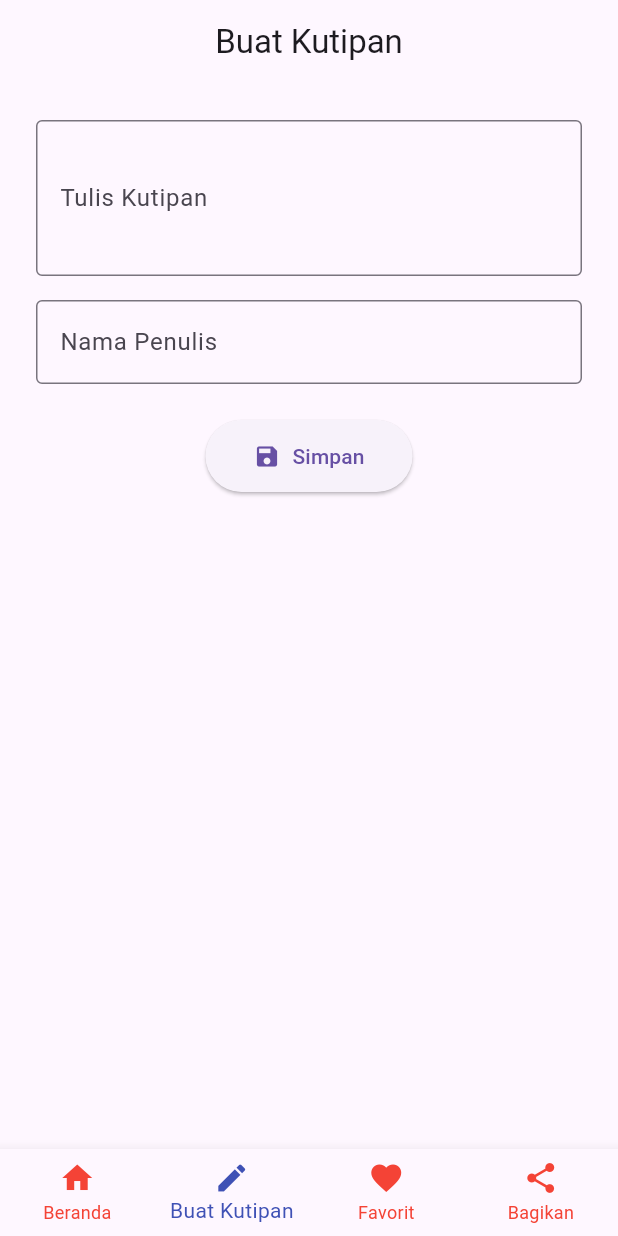
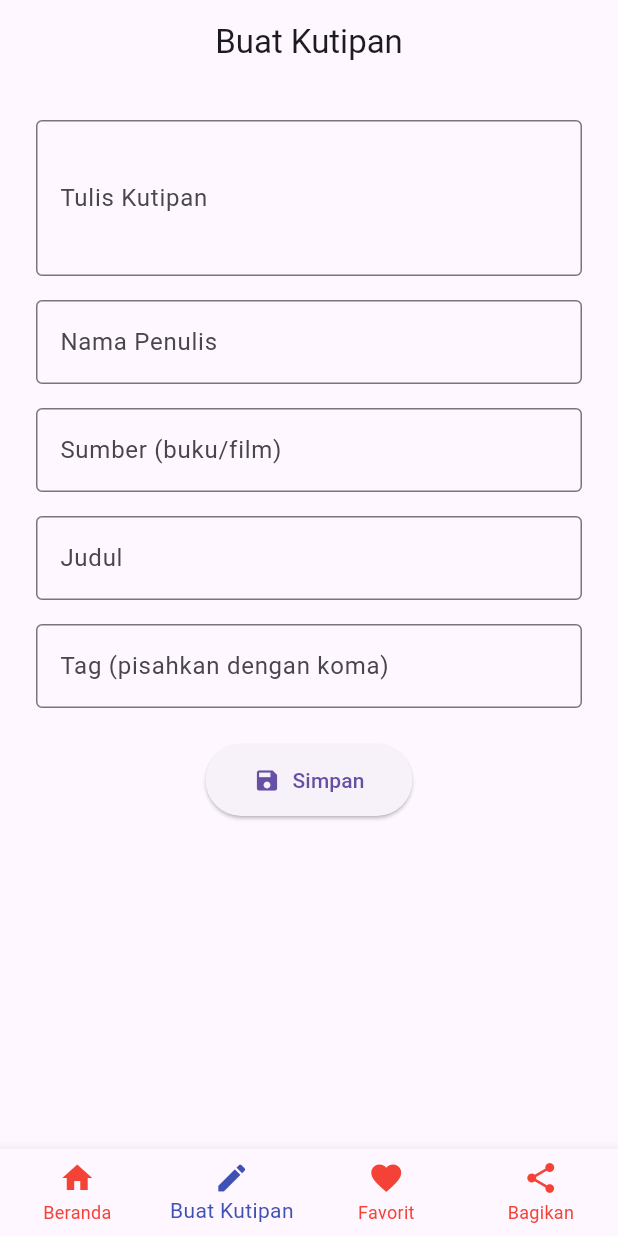
Before and after one commit to AndrewDZ23027/Quotly, a Flutter app: the screen it shows after launch, item 2 of the bottom bar chosen, after a tap on "Simpan", on a phone screen of 412 x 824 dp. Run offline on Flutter 3.47's test engine with Material 3 defaults, Android fonts, the light colour scheme and no system bars; our stand-ins replace share_plus.

Commit message:
desain baru

```diff
--- a/quotly/lib/berandapage.dart
+++ b/quotly/lib/berandapage.dart
@@ -7,54 +7,133 @@ class BerandaPage extends StatelessWidget {
   final Function(Quote) onDeleteQuote;
 
   const BerandaPage({
-    Key? key,
+    super.key,
     required this.quotes,
     required this.onToggleFavorite,
     required this.onDeleteQuote,
-  }) : super(key: key);
+  });
+
+  Color getCardColor(int index) {
+    final colors = [
+      Colors.blue.shade300,
+      Colors.orange.shade300,
+      Colors.red.shade300,
+      Colors.brown.shade300,
+    ];
+    return colors[index % colors.length];
+  }
 
   @override
   Widget build(BuildContext context) {
-    if (quotes.isEmpty) {
-      return const Center(child: Text('Belum ada kutipan.'));
-    }
-
-    return ListView.builder(
-      padding: const EdgeInsets.all(16),
+    return Scaffold(
+      backgroundColor: Colors.white,
+      body: SafeArea(
+        child: Column(
+          crossAxisAlignment: CrossAxisAlignment.start,
+          children: [
+            const Padding(
+              padding: EdgeInsets.symmetric(horizontal: 16, vertical: 16),
+              child: Text(
+                'Daily Quotes',
+                style: TextStyle(fontSize: 32, fontWeight: FontWeight.bold),
+              ),
+            ),
+            const Padding(
+              padding: EdgeInsets.symmetric(horizontal: 16),
+              child: Text(
+                'We have picked some quotes for You',
+                style: TextStyle(fontSize: 16, color: Colors.grey),
+              ),
+            ),
+            const SizedBox(height: 16),
+            Expanded(
+              child: ListView.builder(
+                padding: const EdgeInsets.symmetric(horizontal: 16),
                 itemCount: quotes.length,
                 itemBuilder: (context, index) {
                   final quote = quotes[index];
-        return AnimatedSwitcher(
-          duration: const Duration(milliseconds: 300),
-          child: Card(
-            key: ValueKey(quote),
-            shape:
-                RoundedRectangleBorder(borderRadius: BorderRadius.circular(16)),
-            elevation: 4,
-            margin: const EdgeInsets.symmetric(vertical: 8),
-            child: ListTile(
-              title: Text('"${quote.text}"'),
-              subtitle: Text('- ${quote.author}'),
-              trailing: Wrap(
+                  return Container(
+                    margin: const EdgeInsets.only(bottom: 16),
+                    padding: const EdgeInsets.all(16),
+                    decoration: BoxDecoration(
+                      color: getCardColor(index),
+                      borderRadius: BorderRadius.circular(20),
+                    ),
+                    child: Column(
+                      crossAxisAlignment: CrossAxisAlignment.start,
+                      children: [
+                        Text(
+                          quote.source,
+                          style: const TextStyle(
+                            fontSize: 14,
+                            color: Colors.white70,
+                          ),
+                        ),
+                        const SizedBox(height: 8),
+                        Text(
+                          quote.title,
+                          style: const TextStyle(
+                            fontSize: 20,
+                            fontWeight: FontWeight.bold,
+                            color: Colors.white,
+                          ),
+                        ),
+                        if (quote.text.isNotEmpty) ...[
+                          const SizedBox(height: 12),
+                          Text(
+                            '"${quote.text}"',
+                            style: const TextStyle(
+                              fontSize: 16,
+                              fontStyle: FontStyle.italic,
+                              color: Colors.white,
+                            ),
+                          ),
+                        ],
+                        const SizedBox(height: 12),
+                        Row(
+                          mainAxisAlignment: MainAxisAlignment.spaceBetween,
+                          children: [
+                            Wrap(
+                              spacing: 8,
+                              children: quote.tags.map((tag) {
+                                return Chip(
+                                  label: Text(tag),
+                                  backgroundColor: Colors.white24,
+                                  labelStyle:
+                                      const TextStyle(color: Colors.white),
+                                );
+                              }).toList(),
+                            ),
+                            Wrap(
                               spacing: 8,
                               children: [
                                 IconButton(
                                   icon: Icon(
-                      quote.isFavorite ? Icons.favorite : Icons.favorite_border,
-                      color: Colors.red,
+                                    quote.isFavorite
+                                        ? Icons.favorite
+                                        : Icons.favorite_border,
+                                    color: Colors.white,
                                   ),
                                   onPressed: () => onToggleFavorite(quote),
                                 ),
                                 IconButton(
-                    icon: const Icon(Icons.delete, color: Colors.red),
+                                  icon: const Icon(Icons.delete,
+                                      color: Colors.white),
                                   onPressed: () => onDeleteQuote(quote),
                                 ),
                               ],
                             ),
+                          ],
+                        ),
+                      ],
+                    ),
+                  );
+                },
+              ),
+            ),
+          ],
         ),
       ),
     );
-      },
-    );
   }
 }
--- a/quotly/lib/buatkutipanpage.dart
+++ b/quotly/lib/buatkutipanpage.dart
@@ -4,7 +4,7 @@ import 'models/quote.dart';
 class BuatKutipanPage extends StatefulWidget {
   final Function(Quote) onAddQuote;
 
-  const BuatKutipanPage({Key? key, required this.onAddQuote}) : super(key: key);
+  const BuatKutipanPage({super.key, required this.onAddQuote});
 
   @override
   State<BuatKutipanPage> createState() => _BuatKutipanPageState();
@@ -13,16 +13,38 @@ class BuatKutipanPage extends StatefulWidget {
 class _BuatKutipanPageState extends State<BuatKutipanPage> {
   final _textController = TextEditingController();
   final _authorController = TextEditingController();
+  final _sourceController = TextEditingController();
+  final _titleController = TextEditingController();
+  final _tagsController = TextEditingController();
 
   void _submit() {
     final text = _textController.text.trim();
     final author = _authorController.text.trim();
+    final source = _sourceController.text.trim();
+    final title = _titleController.text.trim();
+    final tags = _tagsController.text
+        .split(',')
+        .map((tag) => tag.trim())
+        .where((tag) => tag.isNotEmpty)
+        .toList();
 
-    if (text.isNotEmpty && author.isNotEmpty) {
-      final newQuote = Quote(text: text, author: author);
+    if (text.isNotEmpty &&
+        author.isNotEmpty &&
+        source.isNotEmpty &&
+        title.isNotEmpty) {
+      final newQuote = Quote(
+        text: text,
+        author: author,
+        source: source,
+        title: title,
+        tags: tags,
+      );
       widget.onAddQuote(newQuote);
       _textController.clear();
       _authorController.clear();
+      _sourceController.clear();
+      _titleController.clear();
+      _tagsController.clear();
 
       ScaffoldMessenger.of(context).showSnackBar(
         const SnackBar(content: Text('Kutipan berhasil ditambahkan!')),
@@ -32,7 +54,7 @@ class _BuatKutipanPageState extends State<BuatKutipanPage> {
 
   @override
   Widget build(BuildContext context) {
-    return Padding(
+    return SingleChildScrollView(
       padding: const EdgeInsets.all(24),
       child: Column(
         children: [
@@ -52,6 +74,30 @@ class _BuatKutipanPageState extends State<BuatKutipanPage> {
               border: OutlineInputBorder(),
             ),
           ),
+          const SizedBox(height: 16),
+          TextField(
+            controller: _sourceController,
+            decoration: const InputDecoration(
+              labelText: 'Sumber (buku/film)',
+              border: OutlineInputBorder(),
+            ),
+          ),
+          const SizedBox(height: 16),
+          TextField(
+            controller: _titleController,
+            decoration: const InputDecoration(
+              labelText: 'Judul',
+              border: OutlineInputBorder(),
+            ),
+          ),
+          const SizedBox(height: 16),
+          TextField(
+            controller: _tagsController,
+            decoration: const InputDecoration(
+              labelText: 'Tag (pisahkan dengan koma)',
+              border: OutlineInputBorder(),
+            ),
+          ),
           const SizedBox(height: 24),
           ElevatedButton.icon(
             icon: const Icon(Icons.save),
@@ -60,7 +106,8 @@ class _BuatKutipanPageState extends State<BuatKutipanPage> {
             style: ElevatedButton.styleFrom(
               padding: const EdgeInsets.symmetric(horizontal: 32, vertical: 14),
               shape: RoundedRectangleBorder(
-                  borderRadius: BorderRadius.circular(30)),
+                borderRadius: BorderRadius.circular(30),
+              ),
             ),
           ),
         ],
--- a/quotly/lib/models/quote.dart
+++ b/quotly/lib/models/quote.dart
@@ -1,11 +1,17 @@
 class Quote {
-  String text;
-  String author;
+  final String text;
+  final String author;
+  final String source;
+  final String title;
+  final List<String> tags;
   bool isFavorite;
 
   Quote({
     required this.text,
     required this.author,
+    required this.source,
+    required this.title,
+    required this.tags,
     this.isFavorite = false,
   });
 }
```
Also changed, not shown: quotly/pubspec.lock. Lines whose indentation alone changed are shown as unchanged.
